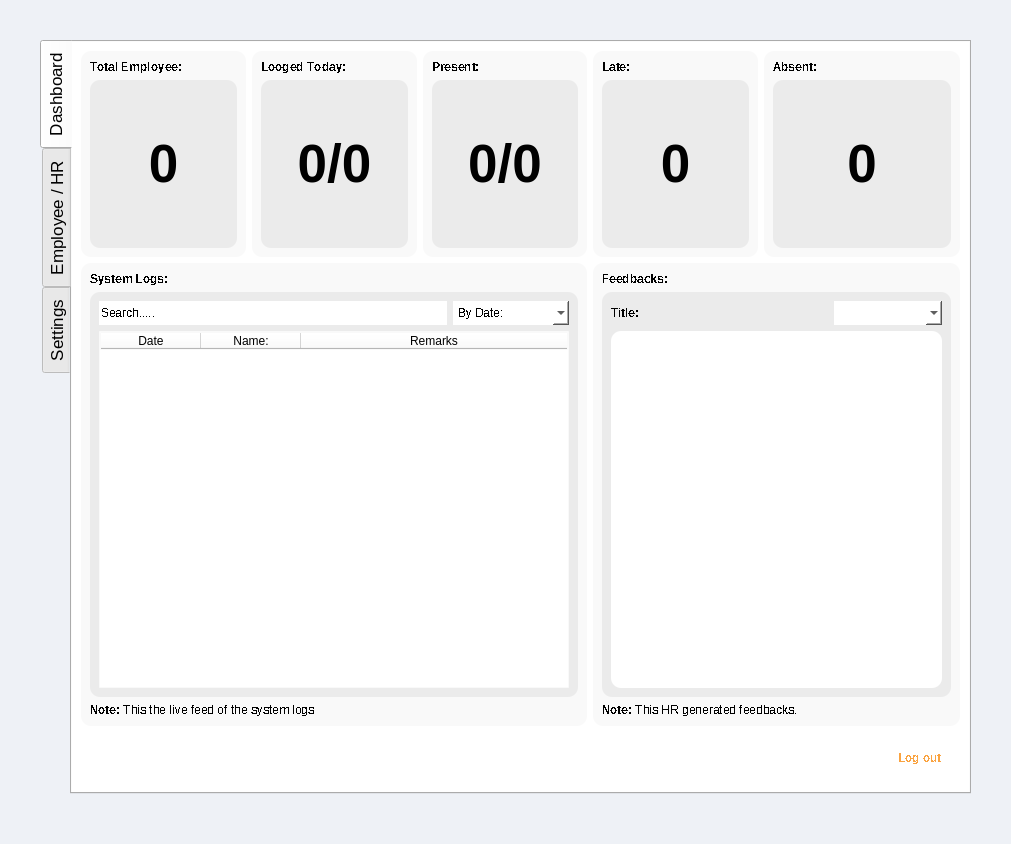
This is EALS UI/v0.2/admin.ui in maeven-tapa/cpet8_group8_workspace as Qt 5 draws it before an edit. The edited form follows.
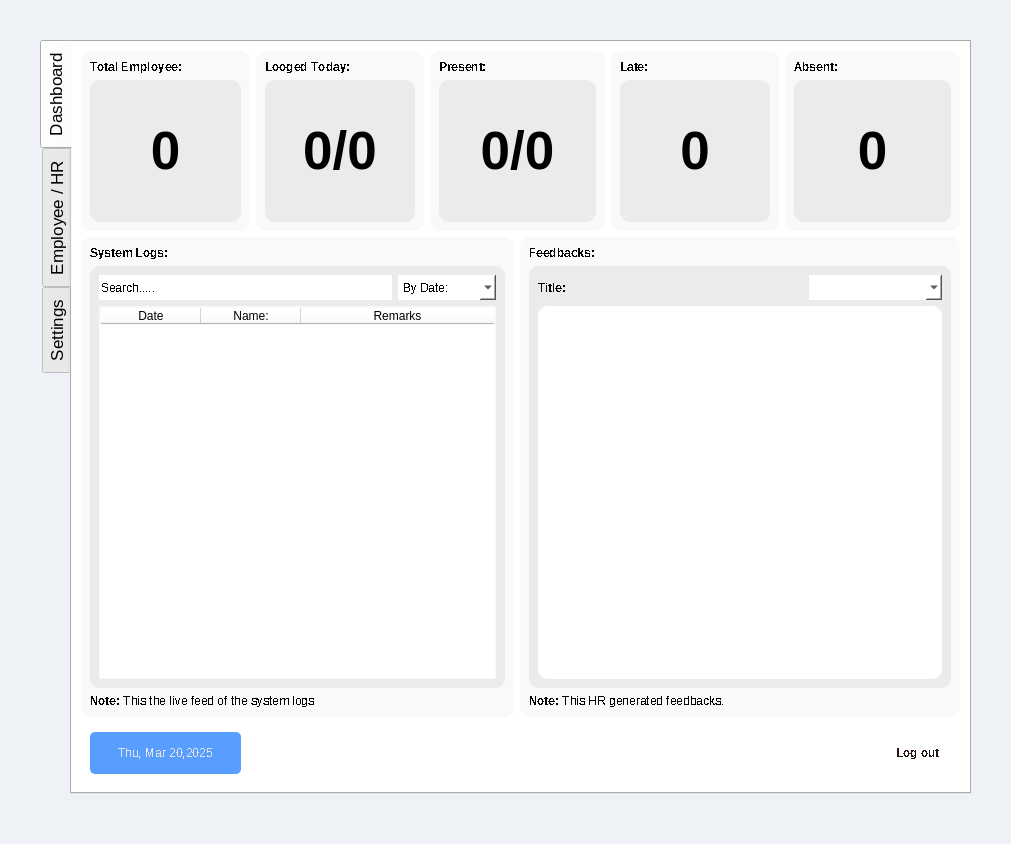
This is the edited form. The open tabs and pages were chosen to show the change. Icons and pictures are not drawn.

```diff
--- a/EALS UI/v0.2/admin.ui
+++ b/EALS UI/v0.2/admin.ui
@@ -127,8 +127,233 @@
        <attribute name="title">
         <string>Dashboard</string>
        </attribute>
-       <layout class="QGridLayout" name="gridLayout_2" rowstretch="4,9,0" columnstretch="3,3,3,3,2,0,0">
-        <item row="1" column="0" colspan="3">
+       <layout class="QGridLayout" name="gridLayout_2" rowstretch="3,8,1" columnstretch="2,2,4,2,2,4,2,2">
+        <item row="0" column="0" colspan="2">
+         <widget class="QWidget" name="widget" native="true">
+          <property name="styleSheet">
+           <string notr="true">background-color: rgb(249, 249, 249);
+border-radius:10px;</string>
+          </property>
+          <layout class="QVBoxLayout" name="verticalLayout" stretch="0,3">
+           <item>
+            <widget class="QLabel" name="label">
+             <property name="font">
+              <font>
+               <bold>true</bold>
+               <stylestrategy>NoAntialias</stylestrategy>
+               <kerning>false</kerning>
+              </font>
+             </property>
+             <property name="text">
+              <string>Total Employee:</string>
+             </property>
+            </widget>
+           </item>
+           <item>
+            <widget class="QLabel" name="label_2">
+             <property name="font">
+              <font>
+               <pointsize>40</pointsize>
+               <bold>true</bold>
+              </font>
+             </property>
+             <property name="styleSheet">
+              <string notr="true">background-color: rgb(235, 235, 235);
+border-radius:10px;</string>
+             </property>
+             <property name="text">
+              <string>0</string>
+             </property>
+             <property name="alignment">
+              <set>Qt::AlignmentFlag::AlignCenter</set>
+             </property>
+            </widget>
+           </item>
+          </layout>
+         </widget>
+        </item>
+        <item row="0" column="2">
+         <widget class="QWidget" name="widget_2" native="true">
+          <property name="styleSheet">
+           <string notr="true">background-color: rgb(249, 249, 249);
+border-radius:10px;</string>
+          </property>
+          <layout class="QVBoxLayout" name="verticalLayout_2" stretch="0,3">
+           <item>
+            <widget class="QLabel" name="label_3">
+             <property name="font">
+              <font>
+               <bold>true</bold>
+               <stylestrategy>NoAntialias</stylestrategy>
+               <kerning>false</kerning>
+              </font>
+             </property>
+             <property name="text">
+              <string>Looged Today:</string>
+             </property>
+            </widget>
+           </item>
+           <item>
+            <widget class="QLabel" name="label_4">
+             <property name="font">
+              <font>
+               <pointsize>40</pointsize>
+               <bold>true</bold>
+              </font>
+             </property>
+             <property name="styleSheet">
+              <string notr="true">background-color: rgb(235, 235, 235);
+border-radius:10px;</string>
+             </property>
+             <property name="text">
+              <string>0/0</string>
+             </property>
+             <property name="alignment">
+              <set>Qt::AlignmentFlag::AlignCenter</set>
+             </property>
+            </widget>
+           </item>
+          </layout>
+         </widget>
+        </item>
+        <item row="0" column="3" colspan="2">
+         <widget class="QWidget" name="widget_3" native="true">
+          <property name="styleSheet">
+           <string notr="true">background-color: rgb(249, 249, 249);
+border-radius:10px;</string>
+          </property>
+          <layout class="QVBoxLayout" name="verticalLayout_3" stretch="0,3">
+           <item>
+            <widget class="QLabel" name="label_5">
+             <property name="font">
+              <font>
+               <bold>true</bold>
+               <stylestrategy>NoAntialias</stylestrategy>
+               <kerning>false</kerning>
+              </font>
+             </property>
+             <property name="text">
+              <string>Present:</string>
+             </property>
+            </widget>
+           </item>
+           <item>
+            <widget class="QLabel" name="label_6">
+             <property name="font">
+              <font>
+               <pointsize>40</pointsize>
+               <bold>true</bold>
+              </font>
+             </property>
+             <property name="styleSheet">
+              <string notr="true">background-color: rgb(235, 235, 235);
+border-radius:10px;</string>
+             </property>
+             <property name="text">
+              <string>0/0</string>
+             </property>
+             <property name="alignment">
+              <set>Qt::AlignmentFlag::AlignCenter</set>
+             </property>
+            </widget>
+           </item>
+          </layout>
+         </widget>
+        </item>
+        <item row="0" column="5">
+         <widget class="QWidget" name="widget_5" native="true">
+          <property name="styleSheet">
+           <string notr="true">background-color: rgb(249, 249, 249);
+border-radius:10px;</string>
+          </property>
+          <layout class="QVBoxLayout" name="verticalLayout_4" stretch="0,3">
+           <item>
+            <widget class="QLabel" name="label_7">
+             <property name="font">
+              <font>
+               <bold>true</bold>
+               <stylestrategy>NoAntialias</stylestrategy>
+               <kerning>false</kerning>
+              </font>
+             </property>
+             <property name="text">
+              <string>Late:</string>
+             </property>
+            </widget>
+           </item>
+           <item>
+            <widget class="QLabel" name="label_8">
+             <property name="font">
+              <font>
+               <pointsize>40</pointsize>
+               <bold>true</bold>
+              </font>
+             </property>
+             <property name="styleSheet">
+              <string notr="true">background-color: rgb(235, 235, 235);
+border-radius:10px;</string>
+             </property>
+             <property name="text">
+              <string>0</string>
+             </property>
+             <property name="alignment">
+              <set>Qt::AlignmentFlag::AlignCenter</set>
+             </property>
+            </widget>
+           </item>
+          </layout>
+         </widget>
+        </item>
+        <item row="0" column="6" colspan="2">
+         <widget class="QWidget" name="widget_6" native="true">
+          <property name="font">
+           <font>
+            <kerning>false</kerning>
+           </font>
+          </property>
+          <property name="styleSheet">
+           <string notr="true">background-color: rgb(249, 249, 249);
+border-radius:10px;</string>
+          </property>
+          <layout class="QVBoxLayout" name="verticalLayout_5" stretch="0,3">
+           <item>
+            <widget class="QLabel" name="label_9">
+             <property name="font">
+              <font>
+               <bold>true</bold>
+               <stylestrategy>NoAntialias</stylestrategy>
+               <kerning>false</kerning>
+              </font>
+             </property>
+             <property name="text">
+              <string>Absent:</string>
+             </property>
+            </widget>
+           </item>
+           <item>
+            <widget class="QLabel" name="label_10">
+             <property name="font">
+              <font>
+               <pointsize>40</pointsize>
+               <bold>true</bold>
+              </font>
+             </property>
+             <property name="styleSheet">
+              <string notr="true">background-color: rgb(235, 235, 235);
+border-radius:10px;</string>
+             </property>
+             <property name="text">
+              <string>0</string>
+             </property>
+             <property name="alignment">
+              <set>Qt::AlignmentFlag::AlignCenter</set>
+             </property>
+            </widget>
+           </item>
+          </layout>
+         </widget>
+        </item>
+        <item row="1" column="0" colspan="4">
          <widget class="QFrame" name="frame">
           <property name="styleSheet">
            <string notr="true">background-color: rgb(249, 249, 249);
@@ -282,8 +507,109 @@
           </layout>
          </widget>
         </item>
-        <item row="2" column="6">
-         <widget class="QPushButton" name="pushButton">
+        <item row="1" column="4" colspan="4">
+         <widget class="QFrame" name="frame_2">
+          <property name="font">
+           <font>
+            <stylestrategy>NoAntialias</stylestrategy>
+           </font>
+          </property>
+          <property name="styleSheet">
+           <string notr="true">background-color: rgb(249, 249, 249);
+border-radius:10px;</string>
+          </property>
+          <property name="frameShape">
+           <enum>QFrame::Shape::StyledPanel</enum>
+          </property>
+          <property name="frameShadow">
+           <enum>QFrame::Shadow::Raised</enum>
+          </property>
+          <layout class="QGridLayout" name="gridLayout_13">
+           <item row="0" column="0">
+            <widget class="QLabel" name="label_21">
+             <property name="font">
+              <font>
+               <bold>true</bold>
+               <stylestrategy>NoAntialias</stylestrategy>
+              </font>
+             </property>
+             <property name="text">
+              <string>Feedbacks:</string>
+             </property>
+            </widget>
+           </item>
+           <item row="1" column="0">
+            <widget class="QWidget" name="widget_9" native="true">
+             <property name="styleSheet">
+              <string notr="true">background-color: rgb(235, 235, 235);
+border-radius: 10px;</string>
+             </property>
+             <layout class="QGridLayout" name="gridLayout_14" rowstretch="1,15" columnstretch="1,1,1">
+              <item row="0" column="2">
+               <widget class="QComboBox" name="comboBox_6">
+                <property name="sizePolicy">
+                 <sizepolicy hsizetype="MinimumExpanding" vsizetype="MinimumExpanding">
+                  <horstretch>0</horstretch>
+                  <verstretch>0</verstretch>
+                 </sizepolicy>
+                </property>
+                <property name="font">
+                 <font>
+                  <stylestrategy>NoAntialias</stylestrategy>
+                  <fontweight>DemiBold</fontweight>
+                 </font>
+                </property>
+                <property name="styleSheet">
+                 <string notr="true">background-color: rgb(255, 255, 255);
+border-radius: none;</string>
+                </property>
+               </widget>
+              </item>
+              <item row="1" column="0" colspan="3">
+               <layout class="QVBoxLayout" name="verticalLayout_14">
+                <item>
+                 <widget class="QTextBrowser" name="textBrowser_2">
+                  <property name="styleSheet">
+                   <string notr="true">background-color: rgb(255, 255, 255);</string>
+                  </property>
+                 </widget>
+                </item>
+               </layout>
+              </item>
+              <item row="0" column="0" colspan="2">
+               <widget class="QLabel" name="label_15">
+                <property name="font">
+                 <font>
+                  <bold>true</bold>
+                  <stylestrategy>NoAntialias</stylestrategy>
+                 </font>
+                </property>
+                <property name="text">
+                 <string>Title:</string>
+                </property>
+               </widget>
+              </item>
+             </layout>
+            </widget>
+           </item>
+           <item row="2" column="0">
+            <widget class="QLabel" name="label_22">
+             <property name="font">
+              <font>
+               <bold>false</bold>
+               <stylestrategy>NoAntialias</stylestrategy>
+              </font>
+             </property>
+             <property name="text">
+              <string>&lt;html&gt;&lt;head/&gt;&lt;body&gt;&lt;p&gt;&lt;span style=&quot; font-weight:700;&quot;&gt;Note: &lt;/span&gt;This HR generated feedbacks.&lt;/p&gt;&lt;/body&gt;&lt;/html&gt;</string>
+             </property>
+            </widget>
+           </item>
+          </layout>
+         </widget>
+        </item>
+        <item row="2" column="7">
+         <widget class="QPushButton" name="admin_logout_btn">
           <property name="sizePolicy">
            <sizepolicy hsizetype="Expanding" vsizetype="Expanding">
             <horstretch>0</horstretch>
@@ -303,8 +629,8 @@
            <enum>Qt::LayoutDirection::LeftToRight</enum>
           </property>
           <property name="styleSheet">
-           <string notr="true">background-color: rgb(255, 239, 221);
-color: rgb(250, 163, 64);</string>
+           <string notr="true">background-color: rgb(248, 182, 175);
+color: rgb(37, 19, 16);</string>
           </property>
           <property name="text">
            <string>Log out</string>
@@ -320,95 +646,7 @@
           </property>
          </widget>
         </item>
-        <item row="0" column="3">
-         <widget class="QWidget" name="widget_5" native="true">
-          <property name="styleSheet">
-           <string notr="true">background-color: rgb(249, 249, 249);
-border-radius:10px;</string>
-          </property>
-          <layout class="QVBoxLayout" name="verticalLayout_4" stretch="0,3">
-           <item>
-            <widget class="QLabel" name="label_7">
-             <property name="font">
-              <font>
-               <bold>true</bold>
-               <stylestrategy>NoAntialias</stylestrategy>
-               <kerning>false</kerning>
-              </font>
-             </property>
-             <property name="text">
-              <string>Late:</string>
-             </property>
-            </widget>
-           </item>
-           <item>
-            <widget class="QLabel" name="label_8">
-             <property name="font">
-              <font>
-               <pointsize>40</pointsize>
-               <bold>true</bold>
-              </font>
-             </property>
-             <property name="styleSheet">
-              <string notr="true">background-color: rgb(235, 235, 235);
-border-radius:10px;</string>
-             </property>
-             <property name="text">
-              <string>0</string>
-             </property>
-             <property name="alignment">
-              <set>Qt::AlignmentFlag::AlignCenter</set>
-             </property>
-            </widget>
-           </item>
-          </layout>
-         </widget>
-        </item>
-        <item row="0" column="2">
-         <widget class="QWidget" name="widget_3" native="true">
-          <property name="styleSheet">
-           <string notr="true">background-color: rgb(249, 249, 249);
-border-radius:10px;</string>
-          </property>
-          <layout class="QVBoxLayout" name="verticalLayout_3" stretch="0,3">
-           <item>
-            <widget class="QLabel" name="label_5">
-             <property name="font">
-              <font>
-               <bold>true</bold>
-               <stylestrategy>NoAntialias</stylestrategy>
-               <kerning>false</kerning>
-              </font>
-             </property>
-             <property name="text">
-              <string>Present:</string>
-             </property>
-            </widget>
-           </item>
-           <item>
-            <widget class="QLabel" name="label_6">
-             <property name="font">
-              <font>
-               <pointsize>40</pointsize>
-               <bold>true</bold>
-              </font>
-             </property>
-             <property name="styleSheet">
-              <string notr="true">background-color: rgb(235, 235, 235);
-border-radius:10px;</string>
-             </property>
-             <property name="text">
-              <string>0/0</string>
-             </property>
-             <property name="alignment">
-              <set>Qt::AlignmentFlag::AlignCenter</set>
-             </property>
-            </widget>
-           </item>
-          </layout>
-         </widget>
-        </item>
-        <item row="2" column="0" colspan="6">
+        <item row="2" column="2" colspan="5">
          <spacer name="horizontalSpacer">
           <property name="orientation">
            <enum>Qt::Orientation::Horizontal</enum>
@@ -421,235 +659,24 @@
           </property>
          </spacer>
         </item>
-        <item row="0" column="1">
-         <widget class="QWidget" name="widget_2" native="true">
-          <property name="styleSheet">
-           <string notr="true">background-color: rgb(249, 249, 249);
-border-radius:10px;</string>
-          </property>
-          <layout class="QVBoxLayout" name="verticalLayout_2" stretch="0,3">
-           <item>
-            <widget class="QLabel" name="label_3">
-             <property name="font">
-              <font>
-               <bold>true</bold>
-               <stylestrategy>NoAntialias</stylestrategy>
-               <kerning>false</kerning>
-              </font>
-             </property>
-             <property name="text">
-              <string>Looged Today:</string>
-             </property>
-            </widget>
-           </item>
-           <item>
-            <widget class="QLabel" name="label_4">
-             <property name="font">
-              <font>
-               <pointsize>40</pointsize>
-               <bold>true</bold>
-              </font>
-             </property>
-             <property name="styleSheet">
-              <string notr="true">background-color: rgb(235, 235, 235);
-border-radius:10px;</string>
-             </property>
-             <property name="text">
-              <string>0/0</string>
-             </property>
-             <property name="alignment">
-              <set>Qt::AlignmentFlag::AlignCenter</set>
-             </property>
-            </widget>
-           </item>
-          </layout>
-         </widget>
-        </item>
-        <item row="0" column="0">
-         <widget class="QWidget" name="widget" native="true">
-          <property name="styleSheet">
-           <string notr="true">background-color: rgb(249, 249, 249);
-border-radius:10px;</string>
-          </property>
-          <layout class="QVBoxLayout" name="verticalLayout" stretch="0,3">
-           <item>
-            <widget class="QLabel" name="label">
-             <property name="font">
-              <font>
-               <bold>true</bold>
-               <stylestrategy>NoAntialias</stylestrategy>
-               <kerning>false</kerning>
-              </font>
-             </property>
-             <property name="text">
-              <string>Total Employee:</string>
-             </property>
-            </widget>
-           </item>
-           <item>
-            <widget class="QLabel" name="label_2">
-             <property name="font">
-              <font>
-               <pointsize>40</pointsize>
-               <bold>true</bold>
-              </font>
-             </property>
-             <property name="styleSheet">
-              <string notr="true">background-color: rgb(235, 235, 235);
-border-radius:10px;</string>
-             </property>
-             <property name="text">
-              <string>0</string>
-             </property>
-             <property name="alignment">
-              <set>Qt::AlignmentFlag::AlignCenter</set>
-             </property>
-            </widget>
-           </item>
-          </layout>
-         </widget>
-        </item>
-        <item row="1" column="3" colspan="4">
-         <widget class="QFrame" name="frame_2">
-          <property name="font">
-           <font>
-            <stylestrategy>NoAntialias</stylestrategy>
-           </font>
-          </property>
-          <property name="styleSheet">
-           <string notr="true">background-color: rgb(249, 249, 249);
-border-radius:10px;</string>
-          </property>
-          <property name="frameShape">
-           <enum>QFrame::Shape::StyledPanel</enum>
-          </property>
-          <property name="frameShadow">
-           <enum>QFrame::Shadow::Raised</enum>
-          </property>
-          <layout class="QGridLayout" name="gridLayout_13">
+        <item row="2" column="0" colspan="2">
+         <widget class="QWidget" name="widget_12" native="true">
+          <layout class="QGridLayout" name="gridLayout_11">
            <item row="0" column="0">
-            <widget class="QLabel" name="label_21">
+            <widget class="QLabel" name="label_16">
              <property name="font">
               <font>
-               <bold>true</bold>
                <stylestrategy>NoAntialias</stylestrategy>
+               <fontweight>Black</fontweight>
               </font>
              </property>
-             <property name="text">
-              <string>Feedbacks:</string>
-             </property>
-            </widget>
-           </item>
-           <item row="1" column="0">
-            <widget class="QWidget" name="widget_9" native="true">
              <property name="styleSheet">
-              <string notr="true">background-color: rgb(235, 235, 235);
-border-radius: 10px;</string>
+              <string notr="true">background-color: rgb(87, 158, 255);
+color: rgb(224, 228, 233);
+border-radius: 5px;</string>
              </property>
-             <layout class="QGridLayout" name="gridLayout_14" rowstretch="1,15" columnstretch="1,1,1">
-              <item row="0" column="2">
-               <widget class="QComboBox" name="comboBox_6">
-                <property name="sizePolicy">
-                 <sizepolicy hsizetype="MinimumExpanding" vsizetype="MinimumExpanding">
-                  <horstretch>0</horstretch>
-                  <verstretch>0</verstretch>
-                 </sizepolicy>
-                </property>
-                <property name="font">
-                 <font>
-                  <stylestrategy>NoAntialias</stylestrategy>
-                  <fontweight>DemiBold</fontweight>
-                 </font>
-                </property>
-                <property name="styleSheet">
-                 <string notr="true">background-color: rgb(255, 255, 255);
-border-radius: none;</string>
-                </property>
-               </widget>
-              </item>
-              <item row="1" column="0" colspan="3">
-               <layout class="QVBoxLayout" name="verticalLayout_14">
-                <item>
-                 <widget class="QTextBrowser" name="textBrowser_2">
-                  <property name="styleSheet">
-                   <string notr="true">background-color: rgb(255, 255, 255);</string>
-                  </property>
-                 </widget>
-                </item>
-               </layout>
-              </item>
-              <item row="0" column="0" colspan="2">
-               <widget class="QLabel" name="label_15">
-                <property name="font">
-                 <font>
-                  <bold>true</bold>
-                  <stylestrategy>NoAntialias</stylestrategy>
-                 </font>
-                </property>
-                <property name="text">
-                 <string>Title:</string>
-                </property>
-               </widget>
-              </item>
-             </layout>
-            </widget>
-           </item>
-           <item row="2" column="0">
-            <widget class="QLabel" name="label_22">
-             <property name="font">
-              <font>
-               <bold>false</bold>
-               <stylestrategy>NoAntialias</stylestrategy>
-              </font>
-             </property>
              <property name="text">
-              <string>&lt;html&gt;&lt;head/&gt;&lt;body&gt;&lt;p&gt;&lt;span style=&quot; font-weight:700;&quot;&gt;Note: &lt;/span&gt;This HR generated feedbacks.&lt;/p&gt;&lt;/body&gt;&lt;/html&gt;</string>
-             </property>
-            </widget>
-           </item>
-          </layout>
-         </widget>
-        </item>
-        <item row="0" column="4" colspan="3">
-         <widget class="QWidget" name="widget_6" native="true">
-          <property name="font">
-           <font>
-            <kerning>false</kerning>
-           </font>
-          </property>
-          <property name="styleSheet">
-           <string notr="true">background-color: rgb(249, 249, 249);
-border-radius:10px;</string>
-          </property>
-          <layout class="QVBoxLayout" name="verticalLayout_5" stretch="0,3">
-           <item>
-            <widget class="QLabel" name="label_9">
-             <property name="font">
-              <font>
-               <bold>true</bold>
-               <stylestrategy>NoAntialias</stylestrategy>
-               <kerning>false</kerning>
-              </font>
-             </property>
-             <property name="text">
-              <string>Absent:</string>
-             </property>
-            </widget>
-           </item>
-           <item>
-            <widget class="QLabel" name="label_10">
-             <property name="font">
-              <font>
-               <pointsize>40</pointsize>
-               <bold>true</bold>
-              </font>
-             </property>
-             <property name="styleSheet">
-              <string notr="true">background-color: rgb(235, 235, 235);
-border-radius:10px;</string>
-             </property>
-             <property name="text">
-              <string>0</string>
+              <string>Thu, Mar 20,2025</string>
              </property>
              <property name="alignment">
               <set>Qt::AlignmentFlag::AlignCenter</set>
```
Left out of the diff: 70 changed lines with no effect on the pictures.
